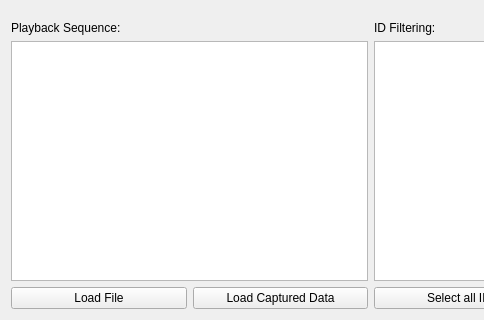
Qt form frameplaybackwindow.ui (collin80/SavvyCAN) before a commit; both pictures show x 0 to 484 and y 286 to 606 of the 742 by 606 pixel window.
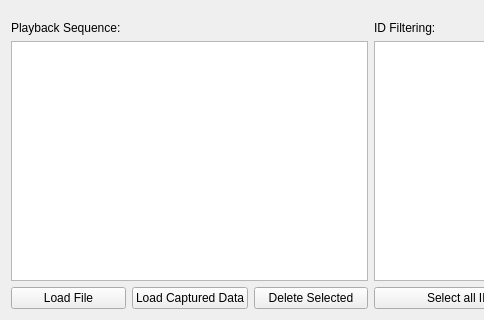
The same form after that commit. Icons and pictures are not drawn.

Commit message: Updated the program version tag, added ability to delete entries in the sequence in the playback window.

```diff
--- a/frameplaybackwindow.ui
+++ b/frameplaybackwindow.ui
@@ -287,6 +287,13 @@
            </property>
           </widget>
          </item>
+         <item>
+          <widget class="QPushButton" name="btnDelete">
+           <property name="text">
+            <string>Delete Selected</string>
+           </property>
+          </widget>
+         </item>
         </layout>
        </item>
       </layout>
```
The commit also changes 3 other files.
